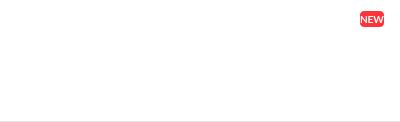
Above: src/MEGASync/gui/macx/AlertItem.ui from meganz/MEGAsync before the change. Below: the same form after it.
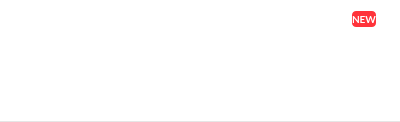
That is the form after the change. Custom widgets are drawn as their Qt base class.

The edit to the form file:
```diff
--- a/src/MEGASync/gui/macx/AlertItem.ui
+++ b/src/MEGASync/gui/macx/AlertItem.ui
@@ -96,7 +96,7 @@
           <number>0</number>
          </property>
          <property name="rightMargin">
-          <number>0</number>
+          <number>8</number>
          </property>
          <property name="bottomMargin">
           <number>0</number>
```
